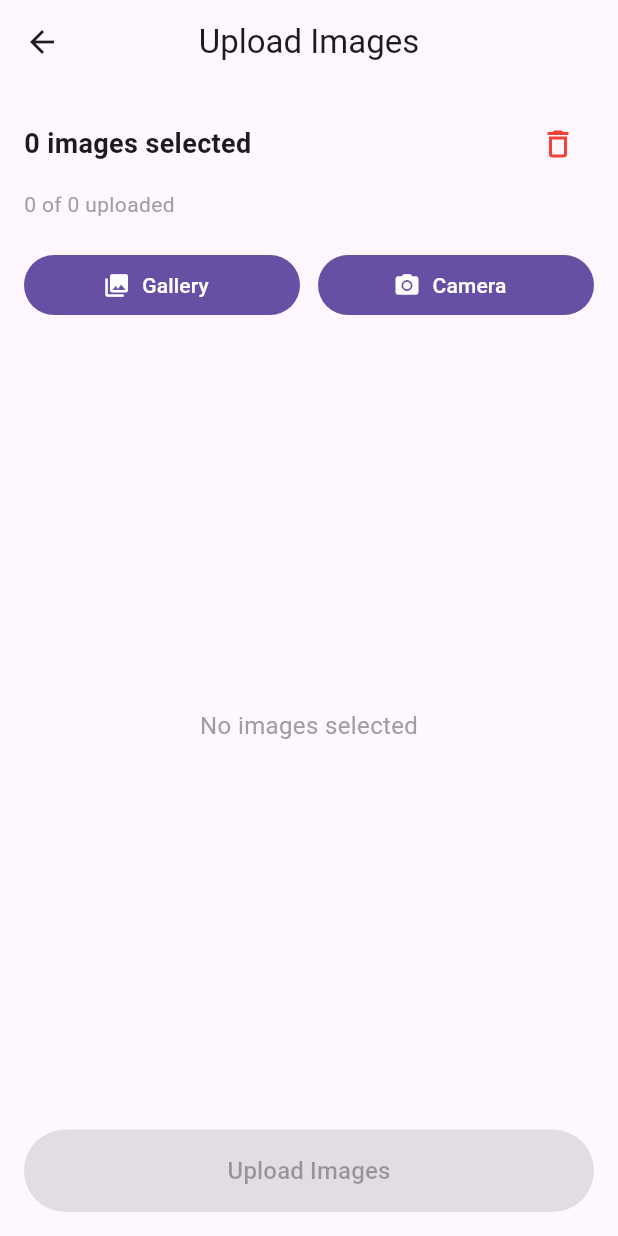
After one commit to MohamedReda199-199/Network_Layer, a Flutter app: the UploadScreen screen opened directly, on a phone screen of 412 x 824 dp. The commit adds this screen. Run offline on Flutter 3.47's test engine with Material 3 defaults, Android fonts, the phone set to English and light mode, and no system bars; our stand-ins replace connectivity_plus, dio, flutter_bloc, freezed_annotation, get_it, image_picker and 2 more; generated files the repository leaves out were written again.

Commit message:
upload image

```diff
--- a/lib/core/network/endpoints.dart
+++ b/lib/core/network/endpoints.dart
@@ -2,5 +2,8 @@ class EndPoints {
   EndPoints._();
 
   static const String baseUrl = 'https://v2.golden4tic.com/api/v1/';
+
   static const String login = 'auth/login';
+
+  static const String upload = 'upload';
 }
--- a/lib/core/network/services/api_service.dart
+++ b/lib/core/network/services/api_service.dart
@@ -12,4 +12,8 @@ abstract class ApiService {
 
   @POST(EndPoints.login)
   Future<dynamic> login(@Body() Map<String, dynamic> body);
+
+  @POST(EndPoints.upload)
+  @MultiPart()
+  Future<dynamic> uploadImages(@Body() FormData formData);
 }
--- /dev/null
+++ b/lib/features/upload/domain/repositories/upload_repository.dart
@@ -0,0 +1,10 @@
+import 'dart:io';
+import 'package:ligalife/core/network/network_result.dart';
+import 'package:ligalife/features/upload/data/models/upload_response.dart';
+
+abstract class UploadRepository {
+  Future<NetworkResult<UploadResponse>> uploadImages(
+    List<File> images, {
+    void Function(int sent, int total)? onProgress,
+  });
+}
--- /dev/null
+++ b/lib/features/upload/domain/usecases/upload_images_usecase.dart
@@ -0,0 +1,22 @@
+import 'dart:io';
+import 'package:injectable/injectable.dart';
+import 'package:ligalife/core/network/network_result.dart';
+import 'package:ligalife/features/upload/data/models/upload_response.dart';
+import 'package:ligalife/features/upload/domain/repositories/upload_repository.dart';
+
+@injectable
+class UploadImagesUseCase {
+  final UploadRepository repository;
+
+  UploadImagesUseCase(this.repository);
+
+  Future<NetworkResult<UploadResponse>> call(
+    List<File> images, {
+    void Function(int sent, int total)? onProgress,
+  }) {
+    return repository.uploadImages(
+      images,
+      onProgress: onProgress,
+    );
+  }
+}
--- /dev/null
+++ b/lib/features/upload/presentation/cubit/upload_cubit.dart
@@ -0,0 +1,103 @@
+import 'dart:io';
+
+import 'package:flutter_bloc/flutter_bloc.dart';
+import 'package:image_picker/image_picker.dart';
+import 'package:injectable/injectable.dart';
+import 'package:ligalife/core/enums/request_state.dart';
+import 'package:ligalife/core/network/network_result.dart';
+
+import '../../domain/usecases/upload_images_usecase.dart';
+import 'upload_image_model.dart';
+import 'upload_state.dart';
+
+@injectable
+class UploadCubit extends Cubit<UploadState> {
+  UploadCubit(this._uploadImagesUseCase) : super(const UploadState());
+
+  final UploadImagesUseCase _uploadImagesUseCase;
+  final ImagePicker _picker = ImagePicker();
+
+  Future<void> pickImages() async {
+    final images = await _picker.pickMultiImage();
+    if (images.isEmpty) return;
+    final list = List<UploadImageModel>.from(state.images);
+    for (final image in images) {
+      list.add(UploadImageModel(file: File(image.path)));
+    }
+    emit(state.copyWith(images: list));
+  }
+
+  Future<void> pickCamera() async {
+    final image = await _picker.pickImage(source: ImageSource.camera);
+    if (image == null) return;
+    emit(
+      state.copyWith(
+        images: [
+          ...state.images,
+          UploadImageModel(file: File(image.path)),
+        ],
+      ),
+    );
+  }
+
+  void removeImage(int index) {
+    final list = List<UploadImageModel>.from(state.images);
+    list.removeAt(index);
+    emit(state.copyWith(images: list));
+  }
+
+  void clearImages() {
+    emit(state.copyWith(images: [], uploadedCount: 0));
+  }
+
+  Future<void> uploadImages() async {
+    if (state.images.isEmpty) {
+      return;
+    }
+    emit(state.copyWith(requestState: RequestState.loading));
+    final updated = List<UploadImageModel>.from(state.images);
+    int uploaded = 0;
+    for (int i = 0; i < updated.length; i++) {
+      updated[i] = updated[i].copyWith(
+        uploading: true,
+        uploaded: false,
+        progress: 0,
+      );
+      emit(state.copyWith(images: List.from(updated)));
+      final result = await _uploadImagesUseCase(
+        [updated[i].file],
+        onProgress: (sent, total) {
+          updated[i] = updated[i].copyWith(
+            progress: total == 0 ? 0 : sent / total,
+          );
+          emit(state.copyWith(images: List.from(updated)));
+        },
+      );
+      switch (result) {
+        case Success():
+          uploaded++;
+          updated[i] = updated[i].copyWith(
+            uploading: false,
+            uploaded: true,
+            progress: 1,
+          );
+          emit(
+            state.copyWith(images: List.from(updated), uploadedCount: uploaded),
+          );
+        case Error():
+          updated[i] = updated[i].copyWith(uploading: false);
+
+          emit(
+            state.copyWith(
+              requestState: RequestState.error,
+              errorMessage: result.failure.message,
+              images: List.from(updated),
+            ),
+          );
+
+          return;
+      }
+    }
+    emit(state.copyWith(requestState: RequestState.success));
+  }
+}
--- /dev/null
+++ b/lib/features/upload/presentation/cubit/upload_image_model.dart
@@ -0,0 +1,29 @@
+import 'dart:io';
+
+class UploadImageModel {
+  final File file;
+  final double progress;
+  final bool uploading;
+  final bool uploaded;
+
+  const UploadImageModel({
+    required this.file,
+    this.progress = 0,
+    this.uploading = false,
+    this.uploaded = false,
+  });
+
+  UploadImageModel copyWith({
+    File? file,
+    double? progress,
+    bool? uploading,
+    bool? uploaded,
+  }) {
+    return UploadImageModel(
+      file: file ?? this.file,
+      progress: progress ?? this.progress,
+      uploading: uploading ?? this.uploading,
+      uploaded: uploaded ?? this.uploaded,
+    );
+  }
+}
--- /dev/null
+++ b/lib/features/upload/presentation/cubit/upload_state.dart
@@ -0,0 +1,20 @@
+import 'package:freezed_annotation/freezed_annotation.dart';
+import 'package:ligalife/core/enums/request_state.dart';
+import 'upload_image_model.dart';
+part 'upload_state.freezed.dart';
+
+@freezed
+abstract class UploadState with _$UploadState {
+  const factory UploadState({
+    @Default(RequestState.initial)
+    RequestState requestState,
+
+    @Default([])
+    List<UploadImageModel> images,
+
+    @Default(0)
+    int uploadedCount,
+
+    String? errorMessage,
+  }) = _UploadState;
+}
--- /dev/null
+++ b/lib/features/upload/presentation/screens/upload_screen.dart
@@ -0,0 +1,81 @@
+import 'package:flutter/material.dart';
+import 'package:flutter_bloc/flutter_bloc.dart';
+import 'package:ligalife/core/enums/request_state.dart';
+import '../cubit/upload_cubit.dart';
+import '../cubit/upload_state.dart';
+import '../widgets/upload_grid.dart';
+import '../widgets/upload_header.dart';
+
+class UploadScreen extends StatelessWidget {
+  const UploadScreen({super.key});
+
+  @override
+  Widget build(BuildContext context) {
+    return Scaffold(
+      appBar: AppBar(
+        title: const Text("Upload Images"),
+        centerTitle: true,
+      ),
+      body: BlocConsumer<UploadCubit, UploadState>(
+        listener: (context, state) {
+          if (state.requestState == RequestState.success) {
+            ScaffoldMessenger.of(context).showSnackBar(
+              const SnackBar(
+                content: Text("Images uploaded successfully"),
+              ),
+            );
+          }
+          if (state.requestState == RequestState.error) {
+            ScaffoldMessenger.of(context).showSnackBar(
+              SnackBar(
+                content: Text(
+                  state.errorMessage ?? "Upload failed",
+                ),
+              ),
+            );
+          }
+        },
+        builder: (context, state) {
+          return Column(
+            children: [
+              UploadHeader(state: state),
+              Expanded(
+                child: UploadGrid(
+                  images: state.images,
+                ),
+              ),
+              SafeArea(
+                minimum: const EdgeInsets.all(16),
+                child: SizedBox(
+                  width: double.infinity,
+                  height: 55,
+                  child: FilledButton(
+                    onPressed: state.images.isEmpty ||
+                            state.requestState == RequestState.loading
+                        ? null
+                        : () {
+                            context.read<UploadCubit>().uploadImages();
+                          },
+                    child: state.requestState == RequestState.loading
+                        ? const SizedBox(
+                            width: 22,
+                            height: 22,
+                            child: CircularProgressIndicator(
+                              strokeWidth: 2,
+                              color: Colors.white,
+                            ),
+                          )
+                        : const Text(
+                            "Upload Images",
+                            style: TextStyle(fontSize: 16),
+                          ),
+                  ),
+                ),
+              ),
+            ],
+          );
+        },
+      ),
+    );
+  }
+}
--- /dev/null
+++ b/lib/features/upload/presentation/widgets/upload_grid.dart
@@ -0,0 +1,33 @@
+import 'package:flutter/material.dart';
+import '../cubit/upload_image_model.dart';
+import 'upload_item.dart';
+
+class UploadGrid extends StatelessWidget {
+  final List<UploadImageModel> images;
+  const UploadGrid({super.key, required this.images});
+
+  @override
+  Widget build(BuildContext context) {
+    if (images.isEmpty) {
+      return const Center(
+        child: Text(
+          "No images selected",
+          style: TextStyle(fontSize: 16, color: Colors.grey),
+        ),
+      );
+    }
+    return GridView.builder(
+      padding: const EdgeInsets.symmetric(horizontal: 16),
+      itemCount: images.length,
+      gridDelegate: const SliverGridDelegateWithFixedCrossAxisCount(
+        crossAxisCount: 3,
+        mainAxisSpacing: 12,
+        crossAxisSpacing: 12,
+        childAspectRatio: 1,
+      ),
+      itemBuilder: (_, index) {
+        return UploadItem(image: images[index], index: index);
+      },
+    );
+  }
+}
--- /dev/null
+++ b/lib/features/upload/presentation/widgets/upload_header.dart
@@ -0,0 +1,80 @@
+import 'package:flutter/material.dart';
+import 'package:flutter_bloc/flutter_bloc.dart';
+import '../cubit/upload_cubit.dart';
+import '../cubit/upload_state.dart';
+
+class UploadHeader extends StatelessWidget {
+  final UploadState state;
+
+  const UploadHeader({
+    super.key,
+    required this.state,
+  });
+
+  @override
+  Widget build(BuildContext context) {
+    return Padding(
+      padding: const EdgeInsets.all(16),
+      child: Column(
+        children: [
+          Row(
+            children: [
+              Expanded(
+                child: Text(
+                  "${state.images.length} images selected",
+                  style: const TextStyle(
+                    fontWeight: FontWeight.bold,
+                    fontSize: 18,
+                  ),
+                ),
+              ),
+              IconButton(
+                onPressed: () {
+                  context.read<UploadCubit>().clearImages();
+                },
+                icon: const Icon(
+                  Icons.delete_outline,
+                  color: Colors.red,
+                ),
+              ),
+            ],
+          ),
+          const SizedBox(height: 6),
+          Align(
+            alignment: Alignment.centerLeft,
+            child: Text(
+              "${state.uploadedCount} of ${state.images.length} uploaded",
+              style: const TextStyle(
+                color: Colors.grey,
+              ),
+            ),
+          ),
+          const SizedBox(height: 20),
+          Row(
+            children: [
+              Expanded(
+                child: FilledButton.icon(
+                  onPressed: () {
+                    context.read<UploadCubit>().pickImages();
+                  },
+                  icon: const Icon(Icons.photo_library),
+                  label: const Text("Gallery"),
+                ),
+              ),
+              const SizedBox(width: 12),
+              Expanded(
+                child: FilledButton.icon(
+                  onPressed: () {
+                    context.read<UploadCubit>().pickCamera();
+                  },
+                  icon: const Icon(Icons.camera_alt),
+                  label: const Text("Camera"),
+                ),
+              ),
+            ],
+          ),
+        ],
+      ),
+    );
+  }
+}
--- a/pubspec.yaml
+++ b/pubspec.yaml
@@ -44,6 +44,7 @@ dependencies:
   flutter_bloc: ^9.1.1
   equatable: ^2.1.0
   freezed_annotation: ^3.1.0
+  image_picker: ^1.2.0
 
 dev_dependencies:
   flutter_test:
```
Also changed, not shown: lib/features/auth/presentation/screens/login_screen.dart (+8 -12 lines), lib/features/upload/data/models/upload_response.dart (added, +38 -0 lines), lib/features/upload/data/repositories/upload_repository_impl.dart (added, +42 -0 lines), lib/features/upload/presentation/widgets/upload_item.dart (added, +106 -0 lines), lib/core/di/injection.config.dart, lib/core/network/services/api_service.g.dart, lib/features/upload/data/models/upload_request.dart (added), lib/features/upload/presentation/cubit/upload_state.freezed.dart (added), lib/features/upload/presentation/widgets/add_image_button.dart (added), lib/features/upload/presentation/widgets/upload_progress.dart (added), pubspec.lock, 5 other files.
